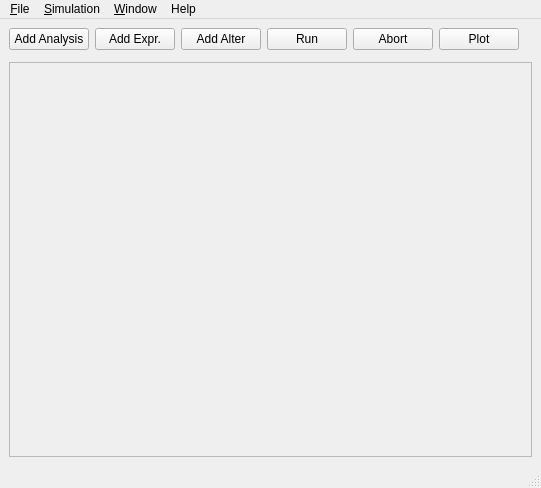
Above: spicetools/bench/simwin.ui from mdavidsaver/spicetools before the change. Below: the same form after it.
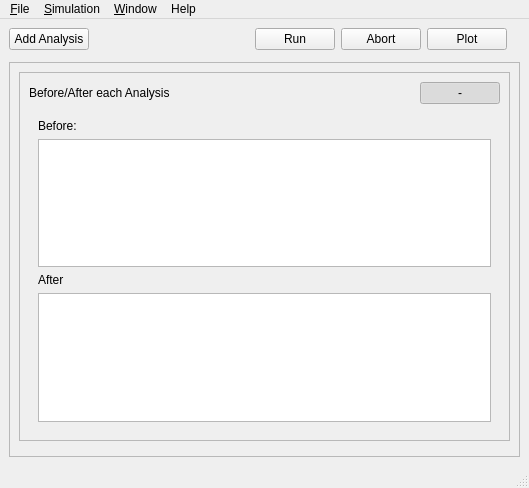
That is the form after the change. Icons and pictures are not drawn. Custom widgets are drawn as their Qt base class.

Diff of the .ui file:
```diff
--- a/spicetools/bench/simwin.ui
+++ b/spicetools/bench/simwin.ui
@@ -6,7 +6,7 @@
    <rect>
     <x>0</x>
     <y>0</y>
-    <width>486</width>
+    <width>529</width>
     <height>488</height>
    </rect>
   </property>
@@ -28,20 +28,6 @@
         </property>
        </widget>
       </item>
-      <item>
-       <widget class="QPushButton" name="btnExpr">
-        <property name="text">
-         <string>Add Expr.</string>
-        </property>
-       </widget>
-      </item>
-      <item>
-       <widget class="QPushButton" name="btnAlter">
-        <property name="text">
-         <string>Add Alter</string>
-        </property>
-       </widget>
-      </item>
       <item>
        <spacer name="horizontalSpacer">
         <property name="orientation">
@@ -108,13 +94,88 @@
         <rect>
          <x>0</x>
          <y>0</y>
-         <width>472</width>
+         <width>515</width>
          <height>392</height>
         </rect>
        </property>
        <layout class="QVBoxLayout" name="verticalLayout_2">
         <item>
-         <widget class="QWidget" name="topArea" native="true"/>
+         <widget class="QFrame" name="beforeFrame">
+          <property name="frameShape">
+           <enum>QFrame::StyledPanel</enum>
+          </property>
+          <property name="frameShadow">
+           <enum>QFrame::Raised</enum>
+          </property>
+          <layout class="QVBoxLayout" name="verticalLayout_4">
+           <item>
+            <layout class="QHBoxLayout" name="horizontalLayout_2">
+             <item>
+              <widget class="QLabel" name="label">
+               <property name="sizePolicy">
+                <sizepolicy hsizetype="Expanding" vsizetype="Preferred">
+                 <horstretch>0</horstretch>
+                 <verstretch>0</verstretch>
+                </sizepolicy>
+               </property>
+               <property name="text">
+                <string>Before/After each Analysis</string>
+               </property>
+              </widget>
+             </item>
+             <item>
+              <widget class="QPushButton" name="btnHideba">
+               <property name="text">
+                <string>-</string>
+               </property>
+               <property name="checkable">
+                <bool>true</bool>
+               </property>
+               <property name="checked">
+                <bool>true</bool>
+               </property>
+              </widget>
+             </item>
+            </layout>
+           </item>
+           <item>
+            <widget class="QWidget" name="widget" native="true">
+             <layout class="QVBoxLayout" name="verticalLayout_3">
+              <item>
+               <widget class="QLabel" name="label_2">
+                <property name="text">
+                 <string>Before:</string>
+                </property>
+               </widget>
+              </item>
+              <item>
+               <widget class="QPlainTextEdit" name="beforeText"/>
+              </item>
+              <item>
+               <widget class="QLabel" name="label_3">
+                <property name="text">
+                 <string>After</string>
+                </property>
+               </widget>
+              </item>
+              <item>
+               <widget class="QPlainTextEdit" name="afterText"/>
+              </item>
+             </layout>
+            </widget>
+           </item>
+          </layout>
+         </widget>
+        </item>
+        <item>
+         <widget class="QWidget" name="topArea" native="true">
+          <property name="sizePolicy">
+           <sizepolicy hsizetype="Preferred" vsizetype="Expanding">
+            <horstretch>0</horstretch>
+            <verstretch>0</verstretch>
+           </sizepolicy>
+          </property>
+         </widget>
         </item>
        </layout>
       </widget>
@@ -127,7 +188,7 @@
     <rect>
      <x>0</x>
      <y>0</y>
-     <width>486</width>
+     <width>529</width>
      <height>20</height>
     </rect>
    </property>
```
Left out of the diff: 24 changed lines with no effect on the pictures.
